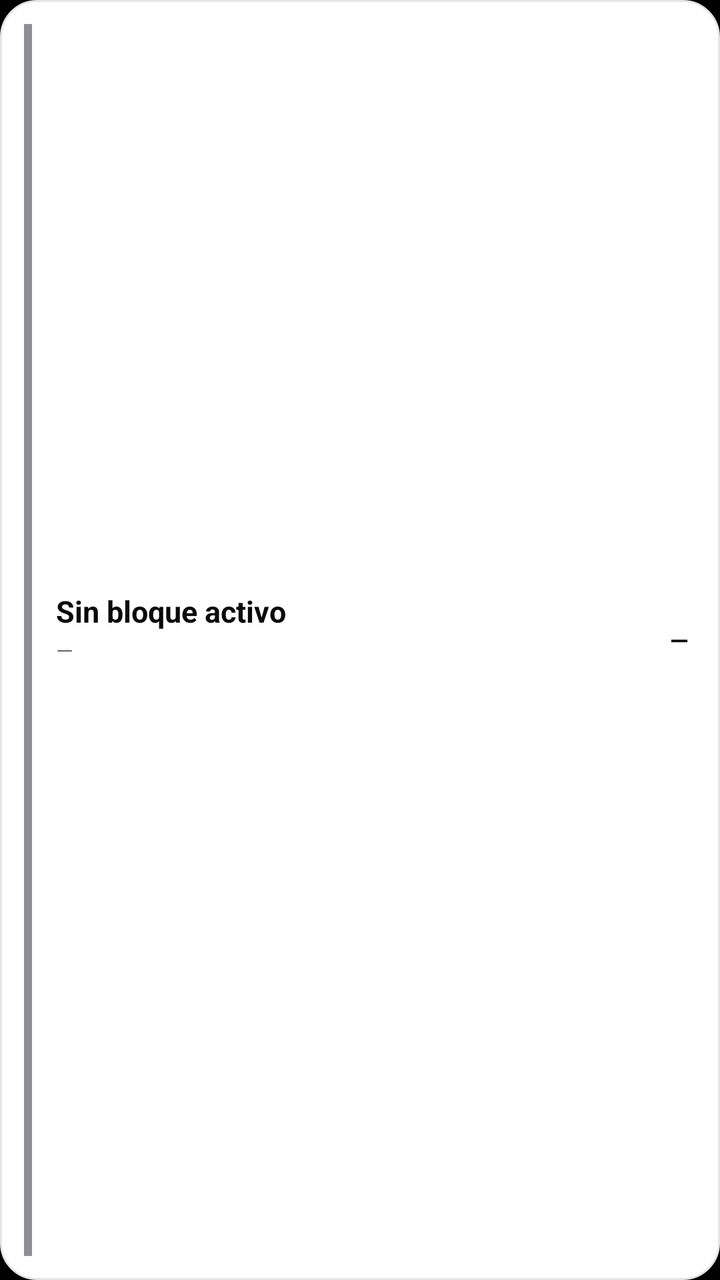
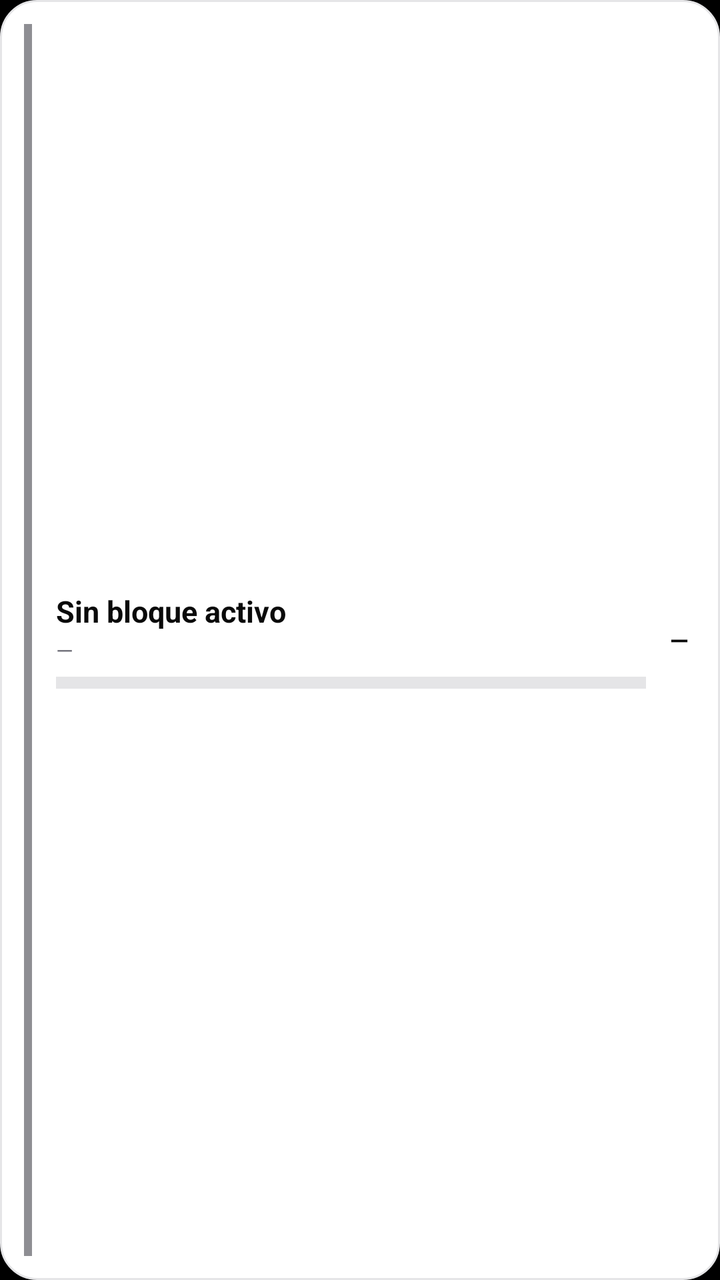

Two renders of the same Android screen: before a commit and after it. Below are the layout's source before the change and the commit's diff.
<!-- AndroidManifest.xml: application theme AppTheme -->
<!-- res/layout/widget_ahora.xml -->
<?xml version="1.0" encoding="utf-8"?>
<LinearLayout xmlns:android="http://schemas.android.com/apk/res/android"
    android:id="@+id/ah_root"
    android:layout_width="match_parent"
    android:layout_height="match_parent"
    android:orientation="horizontal"
    android:background="@drawable/widget_bg"
    android:padding="12dp">

    <View
        android:id="@+id/ah_accent"
        android:layout_width="4dp"
        android:layout_height="match_parent"
        android:background="#8E8E93" />

    <LinearLayout
        android:layout_width="0dp"
        android:layout_height="match_parent"
        android:layout_weight="1"
        android:orientation="vertical"
        android:paddingStart="12dp"
        android:paddingEnd="4dp"
        android:gravity="center_vertical">

        <TextView
            android:id="@+id/ah_title"
            android:layout_width="match_parent"
            android:layout_height="wrap_content"
            android:textSize="15sp"
            android:textStyle="bold"
            android:textColor="#0A0A0A"
            android:maxLines="1"
            android:ellipsize="end"
            android:text="Sin bloque activo" />

        <TextView
            android:id="@+id/ah_meta"
            android:layout_width="match_parent"
            android:layout_height="wrap_content"
            android:textSize="11sp"
            android:textColor="#71717A"
            android:layout_marginTop="2dp"
            android:maxLines="1"
            android:ellipsize="end"
            android:text="—" />

        <ProgressBar
            android:id="@+id/ah_progress"
            style="?android:attr/progressBarStyleHorizontal"
            android:layout_width="match_parent"
            android:layout_height="6dp"
            android:layout_marginTop="6dp"
            android:max="100"
            android:progress="0" />

        
        <View
            android:id="@+id/ah_bar_fill"
            android:layout_width="0dp"
            android:layout_height="0dp"
            android:background="#8E8E93" />
    </LinearLayout>

    <TextView
        android:id="@+id/ah_time"
        android:layout_width="wrap_content"
        android:layout_height="match_parent"
        android:gravity="center"
        android:textSize="12sp"
        android:textStyle="bold"
        android:textColor="#0A0A0A"
        android:paddingStart="8dp"
        android:paddingEnd="4dp"
        android:text="—" />
</LinearLayout>
<!-- resources referenced by this layout -->
<resources>
  <!-- drawable widget_bg (drawable) -->
  <?xml version="1.0" encoding="utf-8"?>
  <shape xmlns:android="http://schemas.android.com/apk/res/android" android:shape="rectangle">
      <solid android:color="#FFFFFF" />
      <corners android:radius="18dp" />
      <stroke android:width="1dp" android:color="#E5E5E7" />
  </shape>
  <style name="AppTheme" parent="android:Theme.Material.NoActionBar">
          <item name="android:windowBackground">@android:color/black</item>
          <item name="android:statusBarColor">#0B0F1A</item>
          <item name="android:navigationBarColor">#0B0F1A</item>
      </style>
</resources>

<!-- the commit's change to res/layout/widget_ahora.xml (unified diff, before → after) -->
@@ -44,21 +44,25 @@
             android:ellipsize="end"
             android:text="—" />
 
-        <ProgressBar
-            android:id="@+id/ah_progress"
-            style="?android:attr/progressBarStyleHorizontal"
+        <LinearLayout
             android:layout_width="match_parent"
             android:layout_height="6dp"
             android:layout_marginTop="6dp"
-            android:max="100"
-            android:progress="0" />
-
-        
-        <View
-            android:id="@+id/ah_bar_fill"
-            android:layout_width="0dp"
-            android:layout_height="0dp"
-            android:background="#8E8E93" />
+            android:orientation="horizontal"
+            android:background="#E5E5E7">
+            <View
+                android:id="@+id/ah_bar_fill"
+                android:layout_width="0dp"
+                android:layout_height="match_parent"
+                android:layout_weight="0"
+                android:background="#8E8E93" />
+            <View
+                android:id="@+id/ah_bar_rest"
+                android:layout_width="0dp"
+                android:layout_height="match_parent"
+                android:layout_weight="100"
+                android:background="#00000000" />
+        </LinearLayout>
     </LinearLayout>
 
     <TextView
